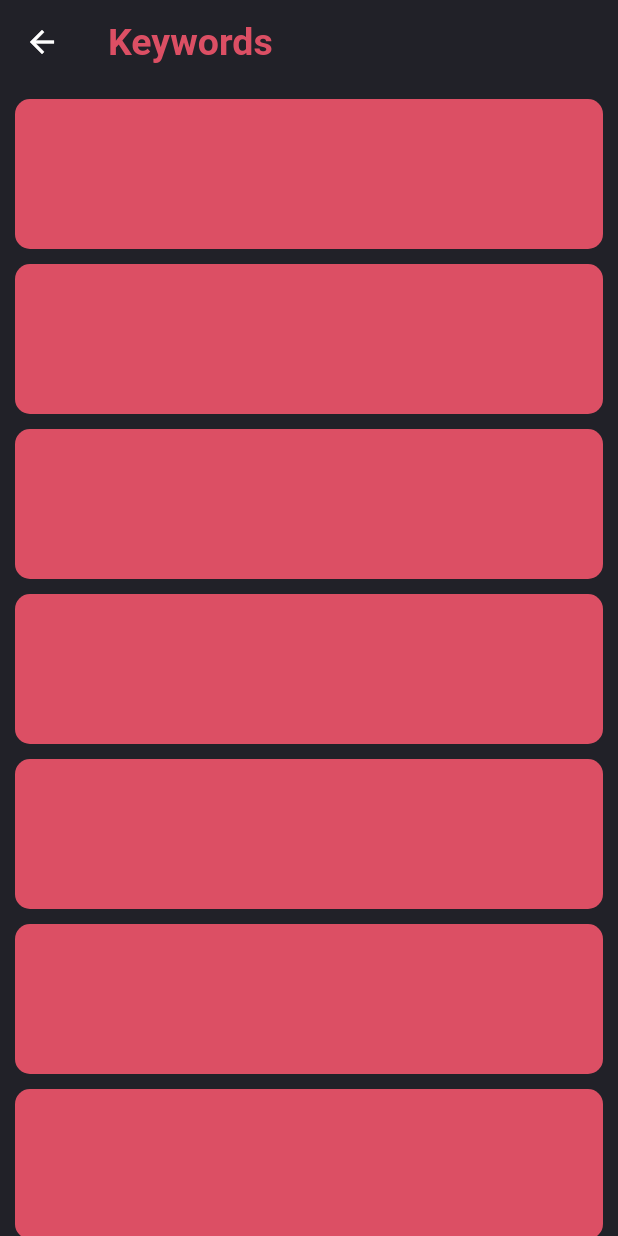
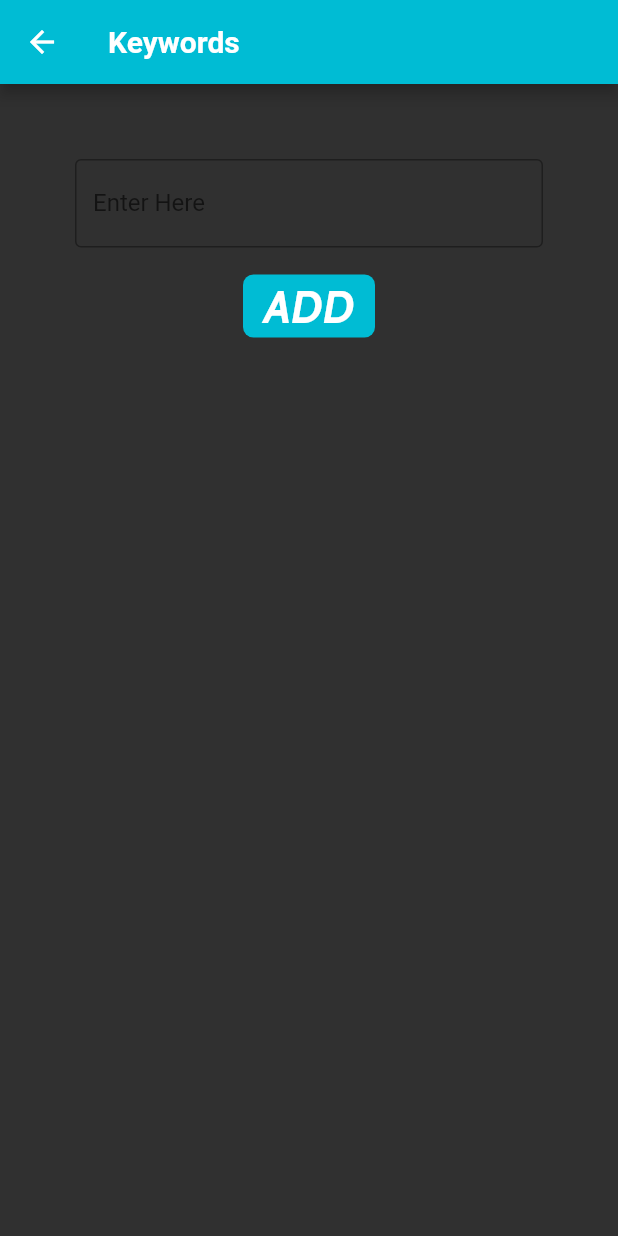
Before and after one commit to SoulPlayer23/SelfMute, a Flutter app: the KeywordPage screen opened directly, on a phone screen of 412 x 824 dp. Run offline on Flutter 3.47's test engine with Material 2 defaults, Android fonts, the phone set to English and light mode, and no system bars; Roboto replaces fonts that are missing (Avenir).

Commit message:
Jeremy//Changed Colors, fonts, etc

```diff
--- a/lib/home.dart
+++ b/lib/home.dart
@@ -1,10 +1,13 @@
 import 'package:flutter/material.dart';
 import 'package:self_mute_app/models/global.dart';
-import 'package:self_mute_app/models/widgets/keyword_list.dart';
 import 'models/global.dart';
 
+final List<String> names = <String>[];
+
 void main() {
-  runApp(Home());
+  runApp(
+    Home(),
+  );
 }
 
 class Home extends StatefulWidget {
@@ -13,36 +16,51 @@ class Home extends StatefulWidget {
 }
 
 class _HomeState extends State<Home> {
-  String msg = "Press button to start listening";
+  String msg = 'Press button to start listening';
   bool running = false;
 
   Widget build(BuildContext context) {
     return MaterialApp(
-        theme: ThemeData.dark(),
+      theme: ThemeData(
+        fontFamily: 'Montserrat',
+        hintColor: mainColor,
+        primaryColor: mainColor,
+      ),
       home: Scaffold(
+        backgroundColor: bgColor,
         body: Column(
           mainAxisAlignment: MainAxisAlignment.center,
           children: <Widget>[
-              Text(
+            Container(
+              padding: EdgeInsets.symmetric(horizontal: 15),
+              child: Text(
                 msg,
                 textAlign: TextAlign.center,
-                style: selfMuteStyle,
+                style: TextStyle(
+                    fontFamily: 'Montserrat',
+                    fontWeight: FontWeight.w800,
+                    color: mainColor,
+                    fontSize: 35),
+              ),
             ),
             SizedBox(
               height: 25,
             ),
-              Container(
-                height: 70,
-                width: 200,
-                child: FlatButton(
-                  padding: EdgeInsets.all(15),
+            FlatButton(
               shape: RoundedRectangleBorder(
-                    borderRadius: BorderRadius.circular(18.0),
+                borderRadius: BorderRadius.circular(15.0),
               ),
-                  color: running ? Colors.red : Colors.green,
+              padding: EdgeInsets.symmetric(horizontal: 20, vertical: 0),
+              color: running ? redColor : greenColor,
               child: Text(
                 running ? 'STOP' : 'START',
-                    style: buttonTextStyle,
+                style: TextStyle(
+                  fontFamily: 'Cabin',
+                  fontWeight: FontWeight.bold,
+                  fontStyle: FontStyle.italic,
+                  color: Colors.white,
+                  fontSize: 50,
+                ),
               ),
               onPressed: () {
                 setState(
@@ -52,32 +70,42 @@ class _HomeState extends State<Home> {
                   },
                 );
               },
-                ),
             )
           ],
         ),
-          floatingActionButton: new Builder(builder: (BuildContext context) {
+        floatingActionButton: new Builder(
+          builder: (BuildContext context) {
             return new FloatingActionButton(
               child: Icon(Icons.auto_stories),
-              backgroundColor: running ? Colors.black26 : redColor,
+              backgroundColor: running ? Colors.black26 : mainColor,
               onPressed: running
                   ? () {
-                      Scaffold.of(context).showSnackBar(SnackBar(
+                      Scaffold.of(context).showSnackBar(
+                        SnackBar(
                           content: Text(
-                          'Disabled',
-                          style: disabledTextStyle,
+                            'Disabled while active',
+                            style: TextStyle(
+                                fontFamily: 'Montserrat',
+                                fontStyle: FontStyle.italic,
+                                fontSize: 20),
                           ),
                           backgroundColor: redColor,
                           duration: Duration(seconds: 2),
-                      ));
+                        ),
+                      );
                     }
                   : () {
-                      Navigator.of(context).push(MaterialPageRoute(
-                          builder: (context) => KeywordPage()));
+                      Navigator.of(context).push(
+                        MaterialPageRoute(
+                          builder: (context) => KeywordPage(),
+                        ),
+                      );
                     },
             );
-          }),
-        ));
+          },
+        ),
+      ),
+    );
   }
 
   _changeText() {
@@ -93,32 +121,98 @@ class _HomeState extends State<Home> {
   }
 }
 
-class KeywordPage extends StatelessWidget {
+class KeywordPage extends StatefulWidget {
+  @override
+  _KeywordPage createState() => _KeywordPage();
+}
+
+class _KeywordPage extends State<KeywordPage> {
+  String name = '';
   @override
   Widget build(BuildContext context) {
-    return Scaffold(
-        backgroundColor: darkGreyColor,
+    return SafeArea(
+      child: Scaffold(
+        backgroundColor: bgColor,
         appBar: AppBar(
+          backgroundColor: mainColor,
           title: Text(
             'Keywords',
-            style: titleTextStyle,
+            style: TextStyle(fontWeight: FontWeight.bold),
           ),
-          backgroundColor: darkGreyColor.withOpacity(1),
-          elevation: 0.0,
         ),
-        body: Container(
-          child: ListView(
-            padding: EdgeInsets.only(top: 10),
-            children: getList(),
+        body: Column(
+          children: <Widget>[
+            Padding(
+              padding: const EdgeInsets.only(
+                  left: 50, right: 50, top: 50, bottom: 15),
+              child: TextField(
+                style: TextStyle(color: Colors.white),
+                decoration: InputDecoration(
+                  border: OutlineInputBorder(),
+                  labelText: 'Enter Here',
                 ),
-        ));
-  }
-
-  List<Widget> getList() {
-    List<KeywordList> list = [];
-    for (int i = 0; i < 10; i++) {
-      list.add(KeywordList());
-    }
-    return list;
+                onChanged: (text) {
+                  name = text;
+                },
+              ),
+            ),
+            FlatButton(
+              shape: RoundedRectangleBorder(
+                borderRadius: BorderRadius.circular(7.0),
+              ),
+              padding: EdgeInsets.symmetric(vertical: 3),
+              color: mainColor,
+              child: Text(
+                'ADD',
+                style: TextStyle(
+                  fontFamily: 'Cabin',
+                  fontWeight: FontWeight.bold,
+                  fontStyle: FontStyle.italic,
+                  color: Colors.white,
+                  fontSize: 30,
+                ),
+              ),
+              onPressed: () {
+                setState(
+                  () {
+                    if (name != '') names.add(name);
+                  },
+                );
+              },
+            ),
+            SizedBox(
+              height: 11,
+            ),
+            Expanded(
+              child: ListView.builder(
+                itemCount: names.length,
+                itemBuilder: (BuildContext context, int index) {
+                  return Container(
+                    decoration: BoxDecoration(
+                      color: mainColor,
+                      borderRadius: BorderRadius.all(
+                        Radius.circular(5),
+                      ),
+                    ),
+                    margin: EdgeInsets.symmetric(horizontal: 60, vertical: 3),
+                    padding: EdgeInsets.symmetric(vertical: 2),
+                    child: Center(
+                      child: Text(
+                        '${names[index]}',
+                        style: TextStyle(
+                            fontStyle: FontStyle.italic,
+                            fontWeight: FontWeight.w300,
+                            color: bgColor,
+                            fontSize: 30),
+                      ),
+                    ),
+                  );
+                },
+              ),
+            ),
+          ],
+        ),
+      ),
+    );
   }
 }
--- a/lib/models/global.dart
+++ b/lib/models/global.dart
@@ -1,40 +1,7 @@
 import "package:flutter/material.dart";
 
-Color darkGreyColor = new Color(0xFF212128);
-Color redColor = new Color(0xFFDC4F64);
-
-TextStyle selfMuteStyle = new TextStyle(
-    fontFamily: 'Avenir',
-    fontWeight: FontWeight.bold,
-    color: redColor,
-    fontSize: 60);
-
-TextStyle contextStyle = new TextStyle(
-    fontFamily: 'Avenir',
-    fontWeight: FontWeight.bold,
-    color: redColor,
-    fontSize: 50);
-
-TextStyle buttonTextStyle = new TextStyle(
-    fontFamily: 'Avenir',
-    fontWeight: FontWeight.bold,
-    color: Colors.white,
-    fontSize: 35);
-
-TextStyle titleTextStyle = new TextStyle(
-    fontFamily: 'Avenir',
-    fontWeight: FontWeight.bold,
-    color: redColor,
-    fontSize: 25);
-
-TextStyle keywordTextStyle = new TextStyle(
-    fontFamily: 'Avenir',
-    fontWeight: FontWeight.bold,
-    color: darkGreyColor,
-    fontSize: 35);
-
-TextStyle disabledTextStyle = new TextStyle(
-    fontFamily: 'Avenir',
-    fontWeight: FontWeight.bold,
-    color: darkGreyColor,
-    fontSize: 15);
+Color mainColor = Color(0xFF00bcd4);
+Color bgColor = Color(0xFF303030);
+Color darkGreyColor = Color(0xFF212128);
+Color redColor = Color(0xFFf44336);
+Color greenColor = Color(0xFF4caf50);
--- a/lib/models/widgets/keyword_list.dart
+++ b/lib/models/widgets/keyword_list.dart
@@ -12,7 +12,7 @@ class KeywordList extends StatelessWidget {
           color: redColor, borderRadius: BorderRadius.all(Radius.circular(10))),
       child: Center(
         child: TextField(
-          style: keywordTextStyle,
+          style: TextStyle(color: redColor, fontSize: 60),
           controller: _controller,
           decoration: InputDecoration(
             contentPadding: EdgeInsets.only(left: 80),
```
Also changed, not shown: lib/main.dart (+19 -10 lines), pubspec.yaml (+9 -52 lines), assets/fonts/Cabin-Italic.ttf (added), assets/fonts/Cabin.ttf (added), assets/fonts/Montserrat-Regular.ttf (added). Lines whose indentation alone changed are shown as unchanged.
